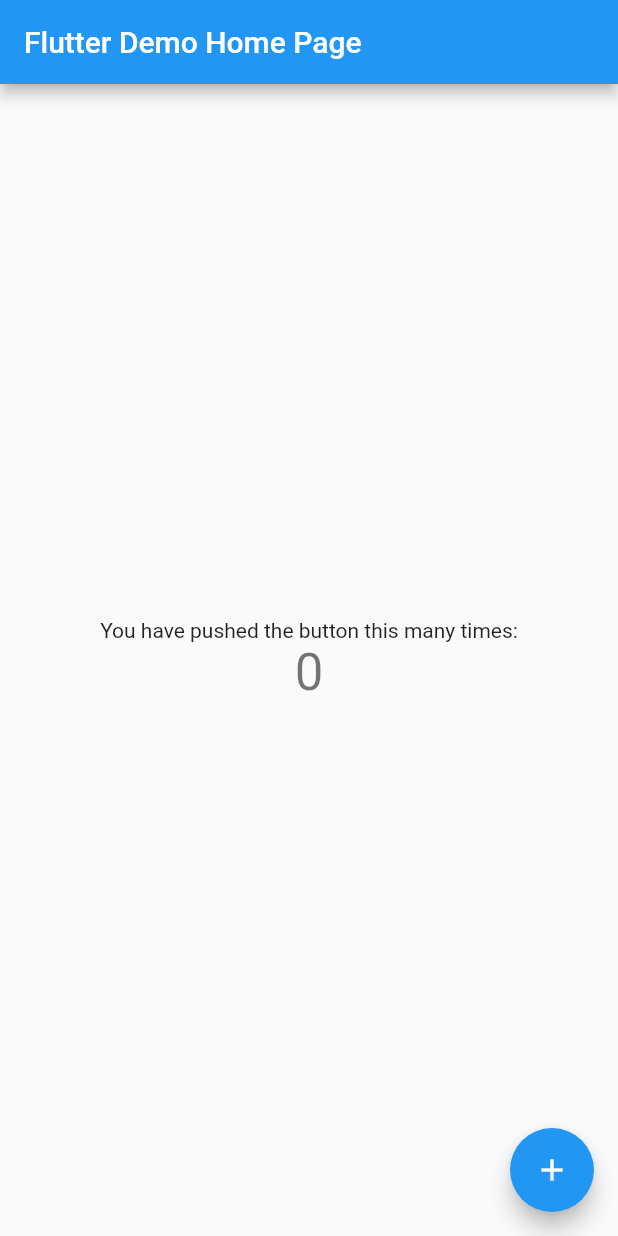
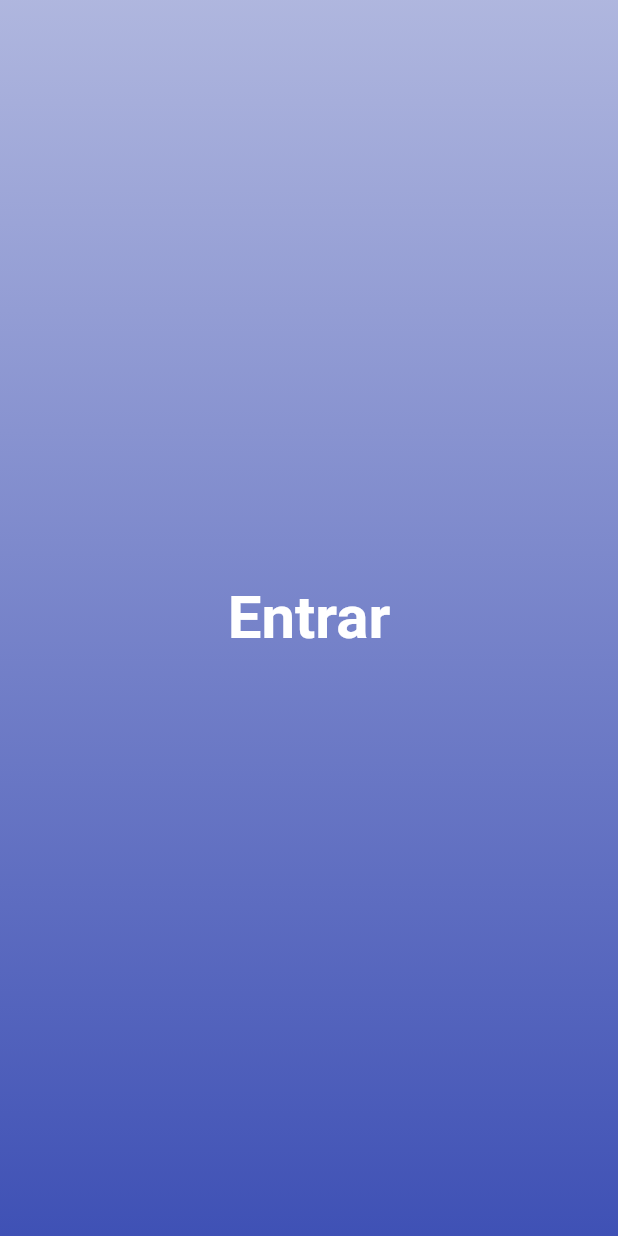
Before and after one commit to Rayago/org-eventos-app, a Flutter app: the screen it shows after launch, on a phone screen of 412 x 824 dp. Run offline on Flutter 3.47's test engine with Material 2 defaults, Android fonts, the phone set to English and light mode, and no system bars.

Commit message:
:lipstick: Adicionar estilo da tela de login e torná-la início do app

```diff
--- a/lib/main.dart
+++ b/lib/main.dart
@@ -1,115 +1,17 @@
 import 'package:flutter/material.dart';
+import 'telaLogin.dart';
 
 void main() {
-  runApp(const MyApp());
+  runApp(MyApp());
 }
 
 class MyApp extends StatelessWidget {
-  const MyApp({Key? key}) : super(key: key);
-
-  // This widget is the root of your application.
   @override
   Widget build(BuildContext context) {
     return MaterialApp(
-      title: 'Flutter Demo',
-      theme: ThemeData(
-        // This is the theme of your application.
-        //
-        // Try running your application with "flutter run". You'll see the
-        // application has a blue toolbar. Then, without quitting the app, try
-        // changing the primarySwatch below to Colors.green and then invoke
-        // "hot reload" (press "r" in the console where you ran "flutter run",
-        // or simply save your changes to "hot reload" in a Flutter IDE).
-        // Notice that the counter didn't reset back to zero; the application
-        // is not restarted.
-        primarySwatch: Colors.blue,
-      ),
-      home: const MyHomePage(title: 'Flutter Demo Home Page'),
+      title: 'Tela de login',
+      debugShowCheckedModeBanner: false,
+      home: TelaLogin()
     );
   }
 }
-
-class MyHomePage extends StatefulWidget {
-  const MyHomePage({Key? key, required this.title}) : super(key: key);
-
-  // This widget is the home page of your application. It is stateful, meaning
-  // that it has a State object (defined below) that contains fields that affect
-  // how it looks.
-
-  // This class is the configuration for the state. It holds the values (in this
-  // case the title) provided by the parent (in this case the App widget) and
-  // used by the build method of the State. Fields in a Widget subclass are
-  // always marked "final".
-
-  final String title;
-
-  @override
-  State<MyHomePage> createState() => _MyHomePageState();
-}
-
-class _MyHomePageState extends State<MyHomePage> {
-  int _counter = 0;
-
-  void _incrementCounter() {
-    setState(() {
-      // This call to setState tells the Flutter framework that something has
-      // changed in this State, which causes it to rerun the build method below
-      // so that the display can reflect the updated values. If we changed
-      // _counter without calling setState(), then the build method would not be
-      // called again, and so nothing would appear to happen.
-      _counter++;
-    });
-  }
-
-  @override
-  Widget build(BuildContext context) {
-    // This method is rerun every time setState is called, for instance as done
-    // by the _incrementCounter method above.
-    //
-    // The Flutter framework has been optimized to make rerunning build methods
-    // fast, so that you can just rebuild anything that needs updating rather
-    // than having to individually change instances of widgets.
-    return Scaffold(
-      appBar: AppBar(
-        // Here we take the value from the MyHomePage object that was created by
-        // the App.build method, and use it to set our appbar title.
-        title: Text(widget.title),
-      ),
-      body: Center(
-        // Center is a layout widget. It takes a single child and positions it
-        // in the middle of the parent.
-        child: Column(
-          // Column is also a layout widget. It takes a list of children and
-          // arranges them vertically. By default, it sizes itself to fit its
-          // children horizontally, and tries to be as tall as its parent.
-          //
-          // Invoke "debug painting" (press "p" in the console, choose the
-          // "Toggle Debug Paint" action from the Flutter Inspector in Android
-          // Studio, or the "Toggle Debug Paint" command in Visual Studio Code)
-          // to see the wireframe for each widget.
-          //
-          // Column has various properties to control how it sizes itself and
-          // how it positions its children. Here we use mainAxisAlignment to
-          // center the children vertically; the main axis here is the vertical
-          // axis because Columns are vertical (the cross axis would be
-          // horizontal).
-          mainAxisAlignment: MainAxisAlignment.center,
-          children: <Widget>[
-            const Text(
-              'You have pushed the button this many times:',
-            ),
-            Text(
-              '$_counter',
-              style: Theme.of(context).textTheme.headline4,
-            ),
-          ],
-        ),
-      ),
-      floatingActionButton: FloatingActionButton(
-        onPressed: _incrementCounter,
-        tooltip: 'Increment',
-        child: const Icon(Icons.add),
-      ), // This trailing comma makes auto-formatting nicer for build methods.
-    );
-  }
-}
--- /dev/null
+++ b/lib/telaLogin.dart
@@ -0,0 +1,56 @@
+import 'package:flutter/material.dart';
+import 'package:flutter/services.dart';
+
+class TelaLogin extends StatefulWidget {
+  @override
+  _TelaLoginState createState() {
+    return _TelaLoginState();
+  }
+
+}
+
+class _TelaLoginState extends State<TelaLogin>{
+  @override
+  Widget build(BuildContext context) {
+    return Scaffold(
+      body: AnnotatedRegion<SystemUiOverlayStyle>(
+        value: SystemUiOverlayStyle.light,
+        child: GestureDetector(
+          child: Stack(
+            children: <Widget>[
+              Container(
+                height: double.infinity,
+                width: double.infinity,
+                decoration: BoxDecoration(
+                  gradient: LinearGradient(
+                    begin: Alignment.topCenter,
+                    end: Alignment.bottomCenter,
+                    colors: [
+                      Color(0x663f51b5),
+                      Color(0x993f51b5),
+                      Color(0xcc3f51b5),
+                      Color(0xff3f51b5),
+                    ],
+                  ),
+                ),
+                child: Column(
+                  mainAxisAlignment: MainAxisAlignment.center,
+                  children: <Widget> [
+                    Text(
+                      'Entrar',
+                      style: TextStyle(
+                        color: Colors.white,
+                        fontSize: 40,
+                        fontWeight: FontWeight.bold,
+                      ),
+                    )
+                  ],
+                ),
+              ),
+            ]
+          ),
+        ),
+      ),
+    );
+  }
+}
```
